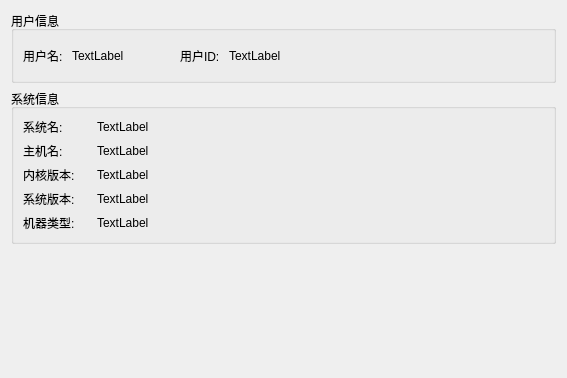
ljianhui/TaskManager, file baseinfoform.ui: the form before one commit.
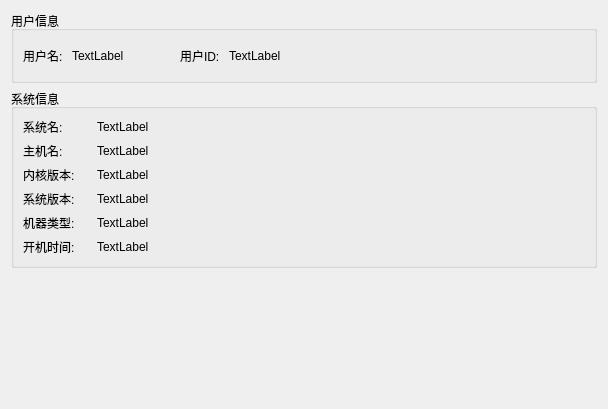
The form after the commit.

Diff of the .ui file:
```diff
--- a/baseinfoform.ui
+++ b/baseinfoform.ui
@@ -6,8 +6,8 @@
    <rect>
     <x>0</x>
     <y>0</y>
-    <width>567</width>
-    <height>378</height>
+    <width>608</width>
+    <height>409</height>
    </rect>
   </property>
   <property name="windowTitle">
@@ -143,14 +143,9 @@
      <property name="title">
       <string>系统信息</string>
      </property>
-     <layout class="QVBoxLayout" name="verticalLayout_4">
-      <item>
        <layout class="QHBoxLayout" name="horizontalLayout_2">
         <item>
          <layout class="QVBoxLayout" name="verticalLayout_2">
-          <property name="sizeConstraint">
-           <enum>QLayout::SetFixedSize</enum>
-          </property>
           <item>
            <widget class="QLabel" name="labSystemNameKey">
             <property name="sizePolicy">
@@ -216,6 +211,13 @@
             </property>
            </widget>
           </item>
+        <item>
+         <widget class="QLabel" name="labBootTimeKey">
+          <property name="text">
+           <string>开机时间: </string>
+          </property>
+         </widget>
+        </item>
          </layout>
         </item>
         <item>
@@ -301,7 +303,12 @@
             </property>
            </widget>
           </item>
-         </layout>
+        <item>
+         <widget class="QLabel" name="labBootTime">
+          <property name="text">
+           <string>TextLabel</string>
+          </property>
+         </widget>
         </item>
        </layout>
       </item>
```
Lines whose indentation alone changed are shown as unchanged.
